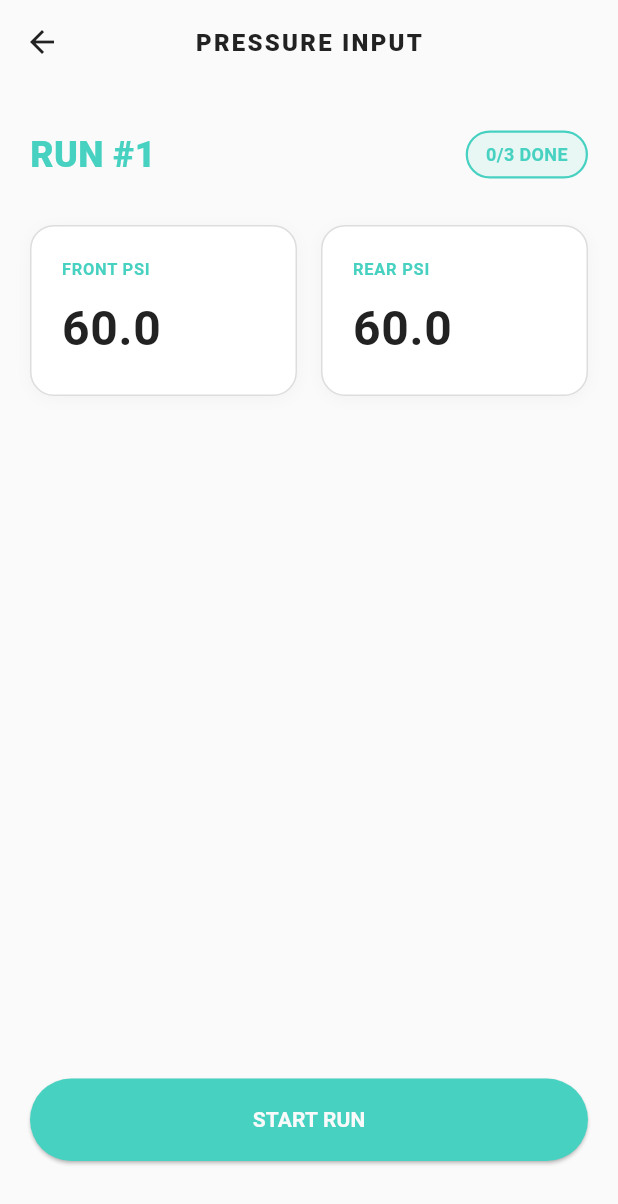
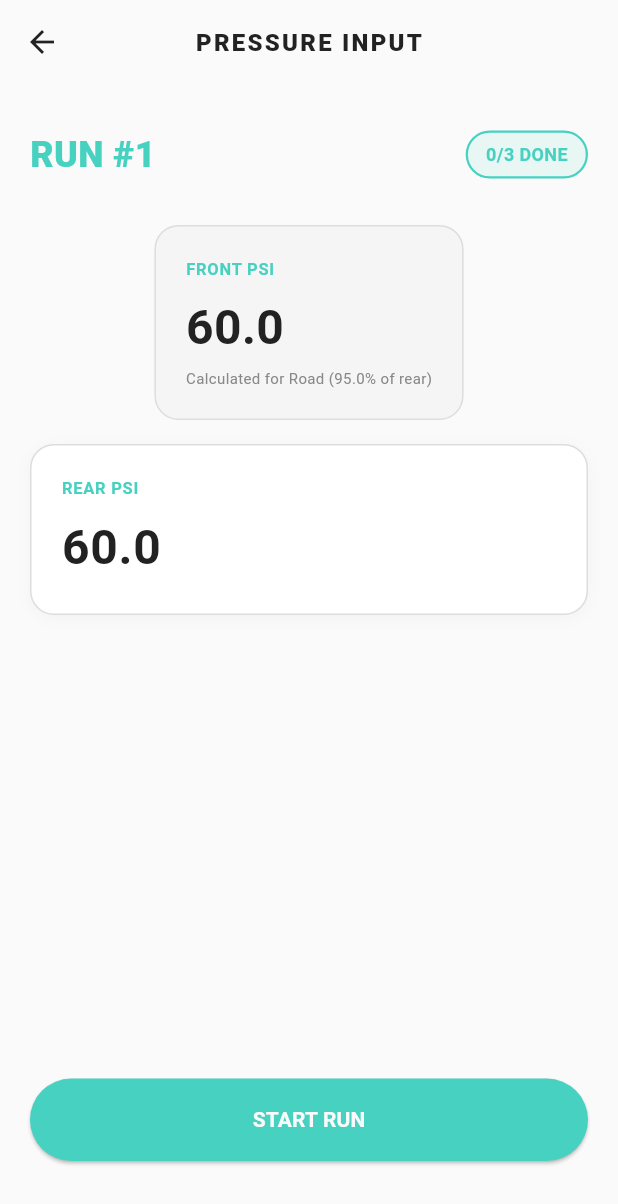
Before and after one commit to abramovychmax-cpu/under-preassure-tyre, a Flutter app: the PressureInputPage screen opened directly, on a phone screen of 412 x 824 dp. Shown: the top 1204 px of the screen. Run offline on Flutter 3.47's test engine with Material 3 defaults, Android fonts, the phone set to English and light mode, and no system bars; our stand-ins replace fl_chart, flutter_blue_plus, geolocator, sensors_plus, shared_preferences, wakelock_plus; missing offline and left inert: fit_tool; accounts and stored records are empty.

Commit message:
Feature: Fix sensor selection, add Silca pressure ratios, enable Finish & Calculate, center UI elements
- Remove hex device ID from sensor selection (show 'Tap to select' instead)
- Allow power meters (all service 1818 devices) to be used as cadence sensors
- Add Silca-based front tire pressure calculation for bike types (Road/Mountain/Gravel/Hybrid/BMX)
- Implement 'Finish and Calculate' button to navigate to AnalysisPage with FIT file
- Center protocol selection cards for better visual alignment
- Enable iOS file sharing (Info.plist) for FIT file access in Files app
- Add getFitFilePath() method to SensorService for analysis page integration
- Fix BuildContext async gap lint warning in pressure input page

```diff
--- a/lib/pressure_input_page.dart
+++ b/lib/pressure_input_page.dart
@@ -1,6 +1,8 @@
 import 'package:flutter/material.dart';
 import 'package:shared_preferences/shared_preferences.dart';
 import 'recording_page.dart';
+import 'analysis_page.dart';
+import 'sensor_service.dart';
 import 'ui/common_widgets.dart';
 
 class PressureInputPage extends StatefulWidget {
@@ -17,29 +19,51 @@ class PressureInputPage extends StatefulWidget {
 
 class _PressureInputPageState extends State<PressureInputPage> {
   // Controllers for pressure input
-  final TextEditingController _frontController = TextEditingController(text: "60.0");
   final TextEditingController _rearController = TextEditingController(text: "60.0");
 
   int completedRuns = 0;
   String _pressureUnit = 'PSI';
+  String _bikeType = 'Road';
+  double _calculatedFrontPressure = 60.0;
   final List<Map<String, double>> _previousPressures = []; // Store previous run pressures
+
+  // Silca pressure ratios (front as % of rear) based on bike type
+  final Map<String, double> _silcaRatios = {
+    'Road': 0.95,        // Front slightly lower for road bikes
+    'Mountain': 0.85,    // MTBs prefer lower front pressure
+    'Gravel': 0.90,      // Gravel slightly lower than rear
+    'Hybrid': 0.90,      // Hybrid same as gravel
+    'BMX': 1.00,         // BMX tends to use equal pressure
+  };
 
   @override
   void initState() {
     super.initState();
     _loadSettings();
+    _rearController.addListener(_updateFrontPressure);
   }
 
   Future<void> _loadSettings() async {
     final prefs = await SharedPreferences.getInstance();
     setState(() {
       _pressureUnit = prefs.getString('pressure_unit') ?? 'PSI';
+      _bikeType = prefs.getString('bike_type') ?? 'Road';
     });
+  }
+
+  void _updateFrontPressure() {
+    final rearValue = double.tryParse(_rearController.text);
+    if (rearValue != null && rearValue > 0) {
+      final ratio = _silcaRatios[_bikeType] ?? 0.95;
+      setState(() {
+        _calculatedFrontPressure = rearValue * ratio;
+      });
+    }
   }
 
   @override
   void dispose() {
-    _frontController.dispose();
+    _rearController.removeListener(_updateFrontPressure);
     _rearController.dispose();
     super.dispose();
   }
@@ -115,11 +139,39 @@ class _PressureInputPageState extends State<PressureInputPage> {
             ],
 
             const SizedBox(height: 30),
-            Row(
+            Column(
               children: [
-                Expanded(child: _buildPressureField("FRONT $_pressureUnit", _frontController)),
-                const SizedBox(width: 16),
-                Expanded(child: _buildPressureField("REAR $_pressureUnit", _rearController)),
+                // FRONT PRESSURE - Read-only, calculated from rear based on Silca ratios
+                Container(
+                  padding: const EdgeInsets.all(20),
+                  decoration: BoxDecoration(
+                    color: const Color(0xFFF5F5F5),
+                    borderRadius: BorderRadius.circular(16),
+                    border: Border.all(color: cardBorder, width: 1),
+                  ),
+                  child: Column(
+                    crossAxisAlignment: CrossAxisAlignment.start,
+                    children: [
+                      Text(
+                        "FRONT $_pressureUnit",
+                        style: const TextStyle(color: accentGemini, fontSize: 11, fontWeight: FontWeight.bold, letterSpacing: 0.5)
+                      ),
+                      const SizedBox(height: 8),
+                      Text(
+                        _calculatedFrontPressure.toStringAsFixed(1),
+                        style: const TextStyle(color: Color(0xFF222222), fontSize: 32, fontWeight: FontWeight.bold),
+                      ),
+                      const SizedBox(height: 4),
+                      Text(
+                        "Calculated for $_bikeType (${(_silcaRatios[_bikeType] ?? 0.95) * 100}% of rear)",
+                        style: const TextStyle(color: Color(0xFF888888), fontSize: 10),
+                      ),
+                    ],
+                  ),
+                ),
+                const SizedBox(height: 16),
+                // REAR PRESSURE - User input
+                _buildPressureField("REAR $_pressureUnit", _rearController),
               ],
             ),
             const Spacer(),
@@ -137,7 +189,7 @@ class _PressureInputPageState extends State<PressureInputPage> {
                     context,
                     MaterialPageRoute(
                       builder: (context) => RecordingPage(
-                        frontPressure: double.tryParse(_frontController.text) ?? 0.0,
+                        frontPressure: _calculatedFrontPressure,
                         rearPressure: double.tryParse(_rearController.text) ?? 0.0,
                       ),
                     ),
@@ -147,7 +199,7 @@ class _PressureInputPageState extends State<PressureInputPage> {
                     setState(() {
                       // Store current run pressure
                       _previousPressures.add({
-                        'front': double.tryParse(_frontController.text) ?? 0.0,
+                        'front': _calculatedFrontPressure,
                         'rear': double.tryParse(_rearController.text) ?? 0.0,
                       });
                       completedRuns++;
@@ -170,7 +222,33 @@ class _PressureInputPageState extends State<PressureInputPage> {
                     side: const BorderSide(color: accentGemini, width: 2),
                     shape: RoundedRectangleBorder(borderRadius: BorderRadius.circular(30)),
                   ),
-                  onPressed: () => print("Calculating..."),
+                  onPressed: () async {
+                    // Stop recording and get FIT file path
+                    final fitPath = SensorService().getFitFilePath();
+                    if (fitPath == null) {
+                      if (!mounted) return;
+                      ScaffoldMessenger.of(context).showSnackBar(
+                        const SnackBar(content: Text('No recording session found. Please complete at least one run first.')),
+                      );
+                      return;
+                    }
+
+                    // Capture navigator before async call to avoid BuildContext warning
+                    final navigator = Navigator.of(context);
+                    await SensorService().stopRecordingSession();
+
+                    // Navigate to analysis page using captured navigator
+                    if (!mounted) return;
+                    navigator.pushReplacement(
+                      MaterialPageRoute(
+                        builder: (context) => AnalysisPage(
+                          fitFilePath: fitPath,
+                          protocol: widget.protocol,
+                          bikeType: _bikeType.toLowerCase(),
+                        ),
+                      ),
+                    );
+                  },
                   child: const Text(
                     "FINISH AND CALCULATE",
                     style: TextStyle(color: accentGemini, fontWeight: FontWeight.bold)
--- a/lib/protocol_selection_page.dart
+++ b/lib/protocol_selection_page.dart
@@ -87,12 +87,15 @@ class ProtocolSelectionPage extends StatelessWidget {
         onTap: onTap,
         borderRadius: BorderRadius.circular(18),
         child: AppCard(
+          child: Padding(
+            padding: const EdgeInsets.symmetric(horizontal: 20, vertical: 16),
             child: Column(
               mainAxisAlignment: MainAxisAlignment.center,
-            crossAxisAlignment: CrossAxisAlignment.start,
+              crossAxisAlignment: CrossAxisAlignment.center,
               children: [
                 Row(
                   mainAxisAlignment: MainAxisAlignment.center,
+                  crossAxisAlignment: CrossAxisAlignment.center,
                   children: [
                     CircleAvatar(
                       backgroundColor: color.withAlpha((0.08 * 255).round()),
@@ -114,6 +117,7 @@ class ProtocolSelectionPage extends StatelessWidget {
             ),
           ),
         ),
+      ),
     );
   }
 } // <--- This brace closes the ProtocolSelectionPage class.
```
Also changed, not shown: lib/sensor_service.dart (+11 -6 lines), lib/sensor_setup_page.dart (+7 -5 lines), 1 other file. Lines whose indentation alone changed are shown as unchanged.
